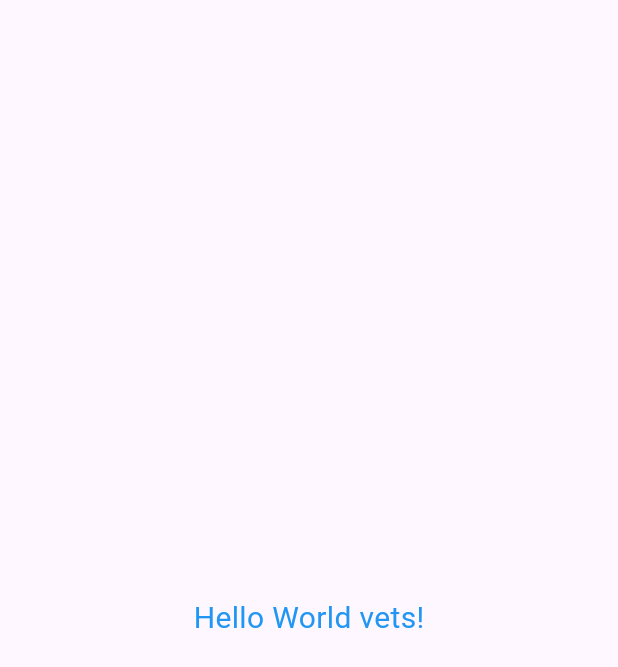
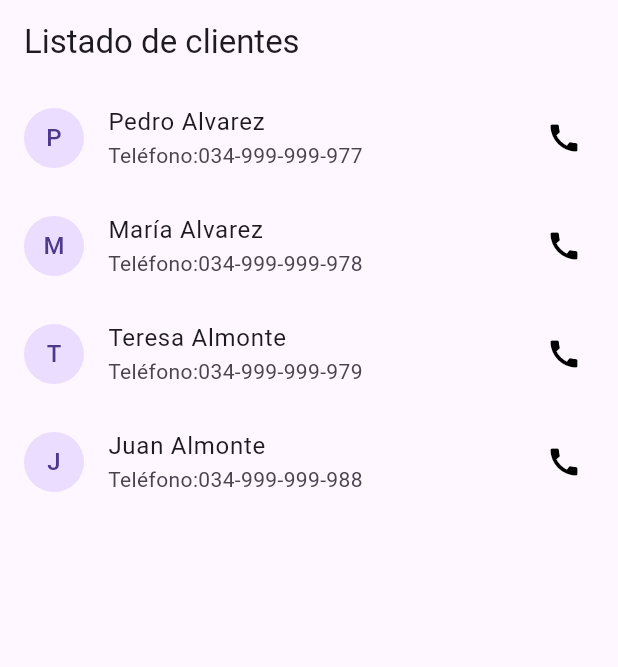
Before and after one commit to UO283428/vets-UO283428-flutter-app, a Flutter app: the screen it shows after launch, on a phone screen of 412 x 824 dp. Shown: the top 667 px of the screen. Run offline on Flutter 3.47's test engine with Material 3 defaults, Android fonts, the light colour scheme and no system bars.

Commit message:
vets-UO283428-flutter-02-listado de usuarios en vets-app.

```diff
--- a/vets_uo_flutter_app/lib/main.dart
+++ b/vets_uo_flutter_app/lib/main.dart
@@ -1,4 +1,5 @@
 import 'package:flutter/material.dart';
+import 'package:vets_uo_flutter_app/pages/home_page.dart';
 
 void main() {
   runApp(const MainApp());
@@ -10,14 +11,8 @@ class MainApp extends StatelessWidget {
   @override
   Widget build(BuildContext context) {
     return const MaterialApp(
-      home: Scaffold(
-        body: Center(
-          child: Text(
-            'Hello World vets!',
-            style: TextStyle(color: Colors.blue, fontSize: 20),
-          ),
-        ),
-      ),
+      title: "Aplicación para la gestión de veterinarias",
+      home: HomePage(),
     );
   }
 }
--- /dev/null
+++ b/vets_uo_flutter_app/lib/pages/home_page.dart
@@ -0,0 +1,40 @@
+import 'package:flutter/material.dart';
+import 'package:vets_uo_flutter_app/src/user.dart';
+
+class HomePage extends StatefulWidget {
+  //final String _title;
+  const HomePage({super.key}); // recibimos el titulo en el constructor
+
+  @override
+  State<StatefulWidget> createState() => StateHomePage();
+}
+
+class StateHomePage extends State<HomePage> {
+  List<User> users = [
+    User("Pedro", "Alvarez", "pedro.alvarez.com", "034-999-999-977"),
+    User("María", "Alvarez", "maria.alvarez.com", "034-999-999-978"),
+    User("Teresa", "Almonte", "teresa.almonte.com", "034-999-999-979"),
+    User("Juan", "Almonte", "juan.almonte.com", "034-999-999-988"),
+  ];
+  @override
+  Widget build(BuildContext context) {
+    return Scaffold(
+      appBar: AppBar(title: const Text("Listado de clientes")),
+      body: ListView.builder(
+        itemCount: users.length,
+        itemBuilder: (context, index) {
+          return ListTile(
+            onTap: () {},
+            onLongPress: () {},
+            title: Text("${users[index].name} ${users[index].surname}"),
+            subtitle: Text("${'Teléfono:'}${users[index].phone}"),
+            leading: CircleAvatar(
+              child: Text(users[index].name.substring(0, 1)),
+            ),
+            trailing: const Icon(Icons.call, color: Colors.black),
+          );
+        },
+      ),
+    );
+  }
+}
--- /dev/null
+++ b/vets_uo_flutter_app/lib/src/user.dart
@@ -0,0 +1,7 @@
+class User {
+  String name;
+  String surname;
+  String email;
+  String phone;
+  User(this.name, this.surname, this.email, this.phone);
+}
```
